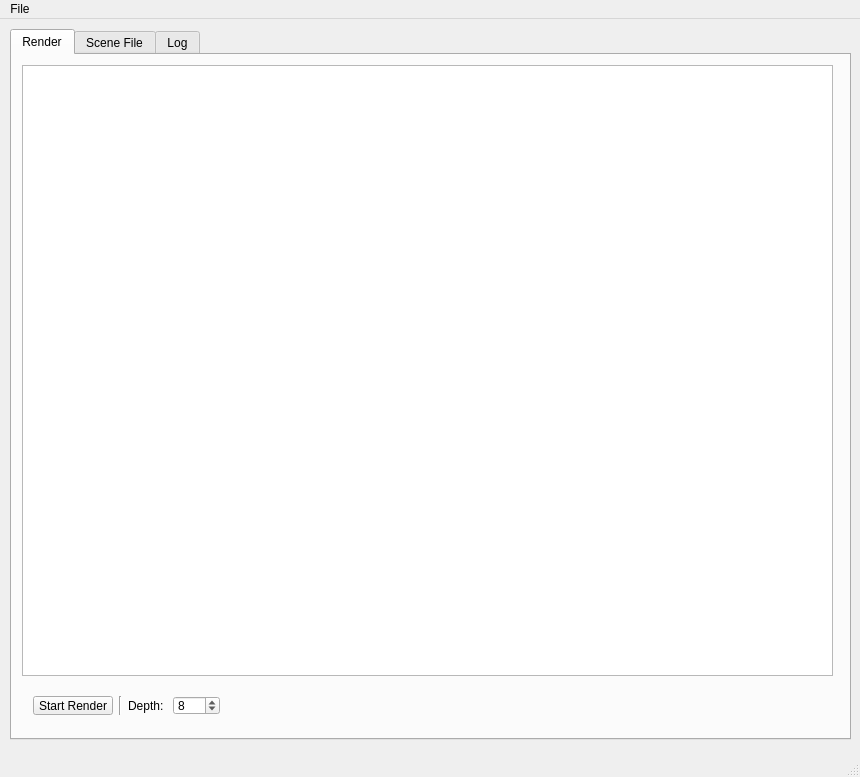
The window that mainwindow.ui (Theverat/SimpleTracer) describes before a commit, drawn with Qt 5.
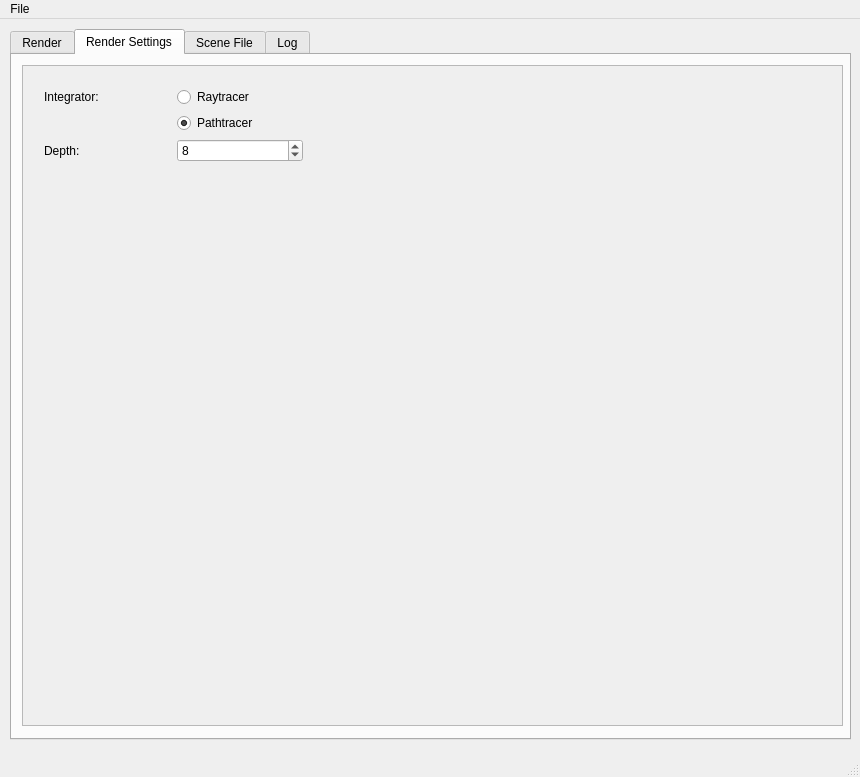
The same window after the commit. The open tabs and pages were chosen to show the change. Icons and pictures are not drawn.

Commit message: gui cleanup (own rendersettings tab with integrator settings etc.)

```diff
--- a/mainwindow.ui
+++ b/mainwindow.ui
@@ -112,20 +112,101 @@
         </widget>
        </item>
        <item>
-        <widget class="Line" name="line">
+        <spacer name="horizontalSpacer">
+         <property name="orientation">
+          <enum>Qt::Horizontal</enum>
+         </property>
+         <property name="sizeHint" stdset="0">
+          <size>
+           <width>40</width>
+           <height>20</height>
+          </size>
+         </property>
+        </spacer>
+       </item>
+      </layout>
+     </widget>
+    </widget>
+    <widget class="QWidget" name="RenderSettingsTab">
+     <attribute name="title">
+      <string>Render Settings</string>
+     </attribute>
+     <widget class="QScrollArea" name="scrollArea">
+      <property name="geometry">
+       <rect>
+        <x>10</x>
+        <y>10</y>
+        <width>821</width>
+        <height>661</height>
+       </rect>
+      </property>
+      <property name="widgetResizable">
+       <bool>true</bool>
+      </property>
+      <widget class="QWidget" name="scrollAreaWidgetContents">
+       <property name="geometry">
+        <rect>
+         <x>0</x>
+         <y>0</y>
+         <width>819</width>
+         <height>659</height>
+        </rect>
+       </property>
+       <widget class="QWidget" name="gridLayoutWidget">
+        <property name="geometry">
+         <rect>
+          <x>10</x>
+          <y>10</y>
+          <width>281</width>
+          <height>641</height>
+         </rect>
+        </property>
+        <layout class="QGridLayout" name="gridLayout">
+         <item row="3" column="0">
+          <spacer name="verticalSpacer">
          <property name="orientation">
           <enum>Qt::Vertical</enum>
          </property>
-        </widget>
-       </item>
-       <item>
-        <widget class="QLabel" name="label">
+           <property name="sizeHint" stdset="0">
+            <size>
+             <width>20</width>
+             <height>40</height>
+            </size>
+           </property>
+          </spacer>
+         </item>
+         <item row="1" column="1">
+          <widget class="QRadioButton" name="radioButton_Pathtracer">
+           <property name="text">
+            <string>Pathtracer</string>
+           </property>
+           <property name="checked">
+            <bool>true</bool>
+           </property>
+          </widget>
+         </item>
+         <item row="0" column="0">
+          <widget class="QLabel" name="label_Integrator">
+           <property name="text">
+            <string>Integrator:</string>
+           </property>
+          </widget>
+         </item>
+         <item row="0" column="1">
+          <widget class="QRadioButton" name="radioButton_Raytracer">
+           <property name="text">
+            <string>Raytracer</string>
+           </property>
+          </widget>
+         </item>
+         <item row="2" column="0">
+          <widget class="QLabel" name="label_Depth">
          <property name="text">
           <string>Depth: </string>
          </property>
         </widget>
        </item>
-       <item>
+         <item row="2" column="1">
         <widget class="QSpinBox" name="DepthBox">
          <property name="maximum">
           <number>512</number>
@@ -135,20 +216,22 @@
          </property>
         </widget>
        </item>
-       <item>
-        <spacer name="horizontalSpacer">
+         <item row="3" column="1">
+          <spacer name="verticalSpacer_2">
          <property name="orientation">
-          <enum>Qt::Horizontal</enum>
+            <enum>Qt::Vertical</enum>
          </property>
          <property name="sizeHint" stdset="0">
           <size>
-           <width>40</width>
-           <height>20</height>
+             <width>20</width>
+             <height>40</height>
           </size>
          </property>
         </spacer>
        </item>
       </layout>
+       </widget>
+      </widget>
      </widget>
     </widget>
     <widget class="QWidget" name="SceneFileTab">
```
Lines whose indentation alone changed are shown as unchanged. The commit also changes 9 other files.
